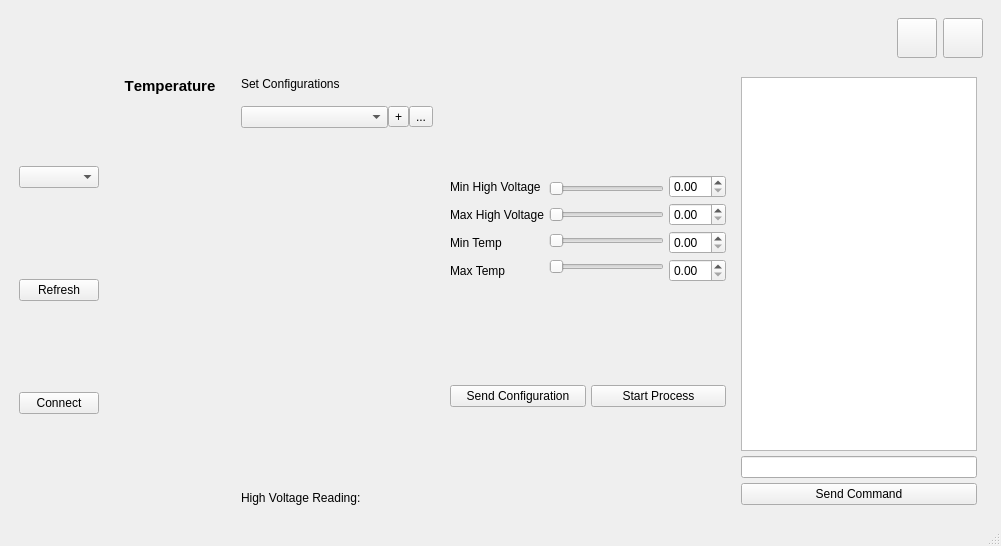
Qt form ui/main_window.ui (QuarkOptical/Quark-Optical-APD-Module-Interface) before a commit.
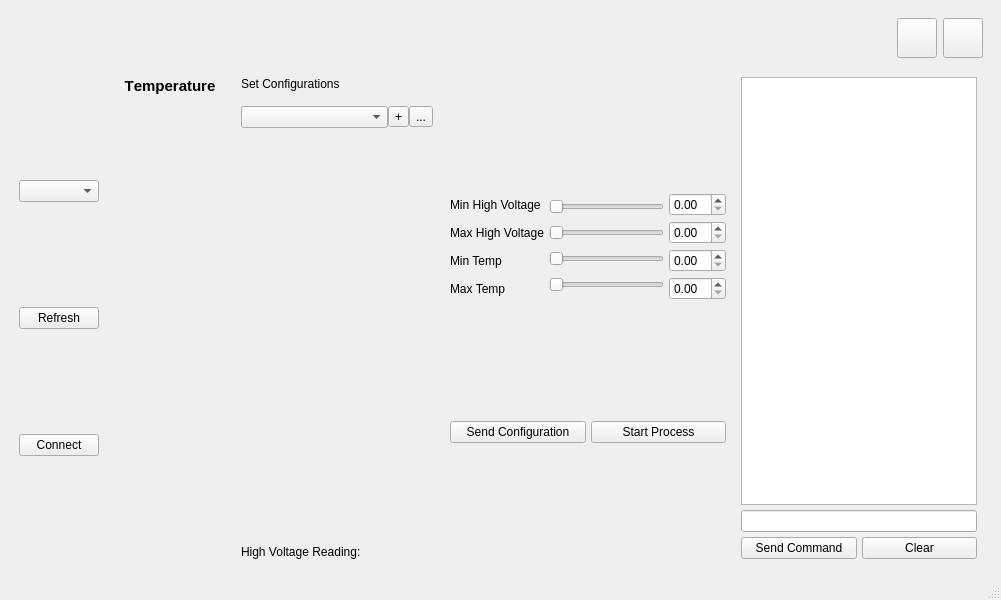
The same form after that commit. Icons and pictures are not drawn.

The edit to the form file:
```diff
--- a/ui/main_window.ui
+++ b/ui/main_window.ui
@@ -7,7 +7,7 @@
     <x>0</x>
     <y>0</y>
     <width>1001</width>
-    <height>546</height>
+    <height>600</height>
    </rect>
   </property>
   <property name="sizePolicy">
@@ -578,7 +578,7 @@
          </layout>
         </item>
         <item>
-         <layout class="QVBoxLayout" name="terminal" stretch="18,1,1">
+         <layout class="QVBoxLayout" name="terminal" stretch="18,1,0">
           <property name="spacing">
            <number>5</number>
           </property>
@@ -628,6 +628,8 @@
            </widget>
           </item>
           <item>
+           <layout class="QHBoxLayout" name="horizontalLayout_4">
+            <item>
            <widget class="QPushButton" name="sendCommandButton">
             <property name="sizePolicy">
              <sizepolicy hsizetype="Minimum" vsizetype="Fixed">
@@ -639,6 +641,21 @@
              <string>Send Command</string>
             </property>
            </widget>
+            </item>
+            <item>
+             <widget class="QPushButton" name="clearButton">
+              <property name="sizePolicy">
+               <sizepolicy hsizetype="Minimum" vsizetype="Fixed">
+                <horstretch>0</horstretch>
+                <verstretch>0</verstretch>
+               </sizepolicy>
+              </property>
+              <property name="text">
+               <string>Clear</string>
+              </property>
+             </widget>
+            </item>
+           </layout>
           </item>
          </layout>
         </item>
```
Lines whose indentation alone changed are shown as unchanged.
